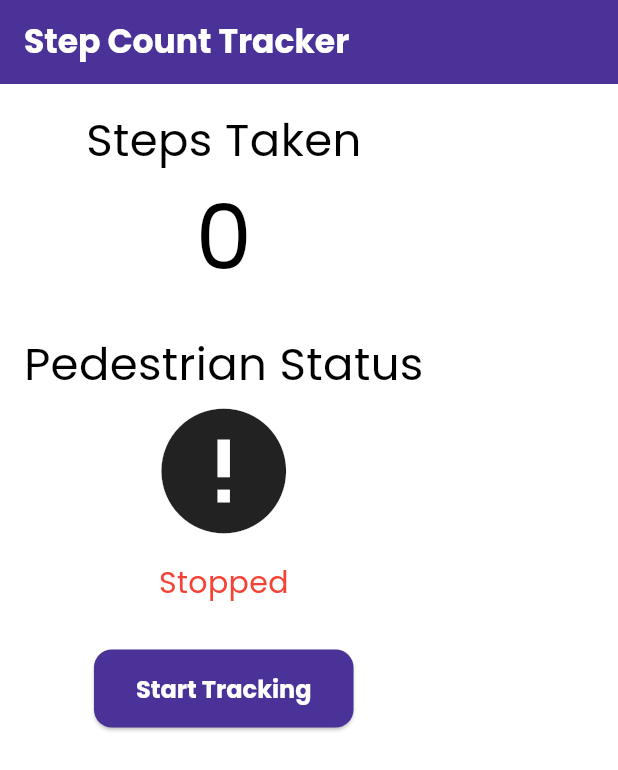
After one commit to AashishRauniyar/fyp-gymify, a Flutter app: the StepCountScreen screen opened by its route, after a tap on "Stop Tracking", on a phone screen of 412 x 824 dp. The commit adds this screen. Shown: the top 770 px of the screen. Run offline on Flutter 3.47's test engine with Material 3 defaults, Android fonts, the light colour scheme and no system bars; our stand-ins replace cached_network_image, carousel_slider, connectivity_plus, dio, dots_indicator, file_picker and 17 more; missing offline and left inert: khalti_checkout_flutter; accounts and stored records are empty; network calls fail.

Commit message:
added pedometer step count feature

```diff
--- a/flutter/gymify/lib/main.dart
+++ b/flutter/gymify/lib/main.dart
@@ -108,6 +108,7 @@ import 'package:gymify/providers/chat_provider/trainer_provider.dart';
 import 'package:gymify/providers/diet_provider/diet_provider.dart';
 import 'package:gymify/providers/membership_provider/membership_provider.dart';
 import 'package:gymify/providers/multipage_register_provider/signup_provider.dart';
+import 'package:gymify/providers/pedometer_provider/pedometer_provider.dart';
 import 'package:gymify/providers/personal_best_provider/personal_best_provider.dart';
 import 'package:gymify/theme/app_theme.dart';
 import 'package:provider/provider.dart';
@@ -140,6 +141,7 @@ void main() {
         ChangeNotifierProvider(create: (context) => DietProvider()), //
         ChangeNotifierProvider(create: (context) => SignupProvider()),
         ChangeNotifierProvider(create: (context) => MembershipProvider()),
+        ChangeNotifierProvider(create: (context) => PedometerProvider()),
       ],
       child: const MyApp(),
     ),
--- /dev/null
+++ b/flutter/gymify/lib/providers/pedometer_provider/pedometer_provider.dart
@@ -0,0 +1,112 @@
+// import 'package:flutter/material.dart';
+// import 'package:pedometer/pedometer.dart';
+// import 'package:gymify/services/pedometer_service.dart';
+
+// class PedometerProvider with ChangeNotifier {
+//   int _steps = 0;
+//   final PedometerService _pedometerService = PedometerService();
+
+//   int get steps => _steps;
+
+//   PedometerProvider() {
+//     startTrackingSteps();
+//   }
+
+//   void startTrackingSteps() {
+//     _pedometerService.startStepCounting();
+//     _pedometerService.stepCountStream.listen((stepCount) {
+//       _steps = stepCount.steps;
+//       notifyListeners(); // Update the UI with the new step count
+//     });
+//   }
+
+//   void stopTrackingSteps() {
+//     _pedometerService.stopStepCounting();
+//   }
+// }
+
+
+
+import 'package:flutter/material.dart';
+import 'package:pedometer/pedometer.dart';
+import 'package:permission_handler/permission_handler.dart';
+
+class PedometerProvider with ChangeNotifier {
+  String _status = '?';
+  String _steps = '?';
+  late Stream<StepCount> _stepCountStream;
+  late Stream<PedestrianStatus> _pedestrianStatusStream;
+
+  String get status => _status;
+  String get steps => _steps;
+
+  bool _isTrackingSteps = false;
+  bool get isTrackingSteps => _isTrackingSteps;
+
+  // Initialize pedometer streams
+  Future<void> startTracking() async {
+    bool granted = await _checkActivityRecognitionPermission();
+    if (!granted) {
+      // Notify user that the app will not work without permission
+      _status = 'Permission Denied';
+      notifyListeners();
+      return;
+    }
+
+    _stepCountStream = Pedometer.stepCountStream;
+    _stepCountStream.listen(onStepCount).onError(onStepCountError);
+
+    _pedestrianStatusStream = Pedometer.pedestrianStatusStream;
+    _pedestrianStatusStream.listen(onPedestrianStatusChanged)
+        .onError(onPedestrianStatusError);
+
+    _isTrackingSteps = true;
+    notifyListeners();
+  }
+
+  // Stop pedometer streams
+  void stopTracking() {
+    _isTrackingSteps = false;
+    _stepCountStream.listen((_) {}).cancel();
+    _pedestrianStatusStream.listen((_) {}).cancel();
+    _status = 'Stopped';
+    _steps = '0';
+    notifyListeners();
+  }
+
+  // Callback when new step count is received
+  void onStepCount(StepCount event) {
+    _steps = event.steps.toString();
+    notifyListeners();
+  }
+
+  // Callback when pedestrian status changes
+  void onPedestrianStatusChanged(PedestrianStatus event) {
+    _status = event.status;
+    notifyListeners();
+  }
+
+  // Error callback for pedestrian status
+  void onPedestrianStatusError(error) {
+    _status = 'Error in Pedestrian Status';
+    notifyListeners();
+  }
+
+  // Error callback for step count
+  void onStepCountError(error) {
+    _steps = 'Error in Step Count';
+    notifyListeners();
+  }
+
+  // Request permission to use activity recognition
+  Future<bool> _checkActivityRecognitionPermission() async {
+    bool granted = await Permission.activityRecognition.isGranted;
+
+    if (!granted) {
+      granted = await Permission.activityRecognition.request() ==
+          PermissionStatus.granted;
+    }
+
+    return granted;
+  }
+}
--- a/flutter/gymify/lib/routes/route_config.dart
+++ b/flutter/gymify/lib/routes/route_config.dart
@@ -29,6 +29,7 @@ import 'package:gymify/screens/personal_best_screens/personal_best_screen.dart';
 import 'package:gymify/screens/personal_best_screens/weight_update_screen.dart';
 import 'package:gymify/screens/profile_screen/edit_profile_screen.dart';
 import 'package:gymify/screens/registration_main_screen.dart';
+import 'package:gymify/screens/step_count_screen.dart';
 import 'package:gymify/screens/test/test_screen.dart';
 import 'package:gymify/screens/trainer_screens/manage_diet_plans.dart';
 import 'package:gymify/screens/weight_selecter.dart';
@@ -396,6 +397,10 @@ final GoRouter router = GoRouter(
         path: '/test',
         builder: (context, state) => const TestScreen()),
     GoRoute(
+        name: 'stepCount',
+        path: '/stepCount',
+        builder: (context, state) => const StepCountScreen()),
+    GoRoute(
         name: 'khalti',
         path: '/khalti',
         builder: (context, state) => const KhaltiSDKDemo()),
--- a/flutter/gymify/lib/screens/main_screens/home_screen.dart
+++ b/flutter/gymify/lib/screens/main_screens/home_screen.dart
@@ -1140,11 +1140,11 @@ class _HomeScreenState extends State<HomeScreen> {
                       _buildOfferBanner(context),
                       const SizedBox(height: 20),
 
-                      // TextButton(
-                      //     onPressed: () {
-                      //       context.pushNamed('test');
-                      //     },
-                      //     child: const Text("Test Page")),
+                      TextButton(
+                          onPressed: () {
+                            context.pushNamed('stepCount');
+                          },
+                          child: const Text("Step Count")),
                       // TextButton(
                       //     onPressed: () {
                       //       context.pushNamed('personalBest');
@@ -1292,7 +1292,6 @@ Widget _buildHeader(
     ],
   );
 }
-
 
 Widget _buildOfferBanner(BuildContext context) {
   final membershipStatus =
--- /dev/null
+++ b/flutter/gymify/lib/screens/step_count_screen.dart
@@ -0,0 +1,95 @@
+import 'package:flutter/material.dart';
+import 'package:gymify/providers/pedometer_provider/pedometer_provider.dart';
+import 'package:provider/provider.dart';
+// Import PedometerProvider
+
+class StepCountScreen extends StatefulWidget {
+  const StepCountScreen({super.key});
+
+  @override
+  State<StepCountScreen> createState() => _StepCountScreenState();
+}
+
+class _StepCountScreenState extends State<StepCountScreen> {
+  @override
+  void initState() {
+    super.initState();
+    // Start tracking when the screen is initialized
+    Future.delayed(Duration.zero, () {
+      Provider.of<PedometerProvider>(context, listen: false).startTracking();
+    });
+  }
+
+  @override
+  Widget build(BuildContext context) {
+    return Scaffold(
+      appBar: AppBar(
+        title: const Text('Step Count Tracker'),
+      ),
+      body: Consumer<PedometerProvider>(
+        builder: (context, pedometerProvider, child) {
+          return Padding(
+            padding: const EdgeInsets.all(16.0),
+            child: Column(
+              children: [
+                // Display Step Count
+                const Text(
+                  'Steps Taken',
+                  style: TextStyle(fontSize: 30),
+                ),
+                Text(
+                  pedometerProvider.steps,
+                  style: const TextStyle(fontSize: 60),
+                ),
+                const SizedBox(height: 20),
+
+                // Display Pedestrian Status
+                const Text(
+                  'Pedestrian Status',
+                  style: TextStyle(fontSize: 30),
+                ),
+                Icon(
+                  pedometerProvider.status == 'walking'
+                      ? Icons.directions_walk
+                      : pedometerProvider.status == 'stopped'
+                          ? Icons.accessibility_new
+                          : Icons.error,
+                  size: 100,
+                ),
+                const SizedBox(height: 10),
+                Text(
+                  pedometerProvider.status,
+                  style: TextStyle(
+                    fontSize: pedometerProvider.status == 'walking' ||
+                            pedometerProvider.status == 'stopped'
+                        ? 30
+                        : 20,
+                    color: pedometerProvider.status == 'walking' ||
+                            pedometerProvider.status == 'stopped'
+                        ? null
+                        : Colors.red,
+                  ),
+                ),
+
+                // Button to start/stop tracking
+                const SizedBox(height: 30),
+                ElevatedButton(
+                  onPressed: () {
+                    if (pedometerProvider.isTrackingSteps) {
+                      pedometerProvider.stopTracking();
+                    } else {
+                      pedometerProvider.startTracking();
+                    }
+                  },
+                  child: Text(pedometerProvider.isTrackingSteps
+                      ? 'Stop Tracking'
+                      : 'Start Tracking'),
+                ),
+              ],
+            ),
+          );
+        },
+      ),
+    );
+  }
+}
--- a/flutter/gymify/pubspec.yaml
+++ b/flutter/gymify/pubspec.yaml
@@ -80,6 +80,7 @@ dependencies:
   shimmer: ^3.0.0
   percent_indicator: ^4.2.4
   pie_chart: ^5.4.0
+  permission_handler: ^11.4.0
   #khalti_flutter: ^3.0.0
 
 dev_dependencies:
```
Also changed, not shown: flutter/gymify/lib/services/pedometer_service.dart (added, +25 -0 lines), flutter/gymify/pubspec.lock, 136 other files.
